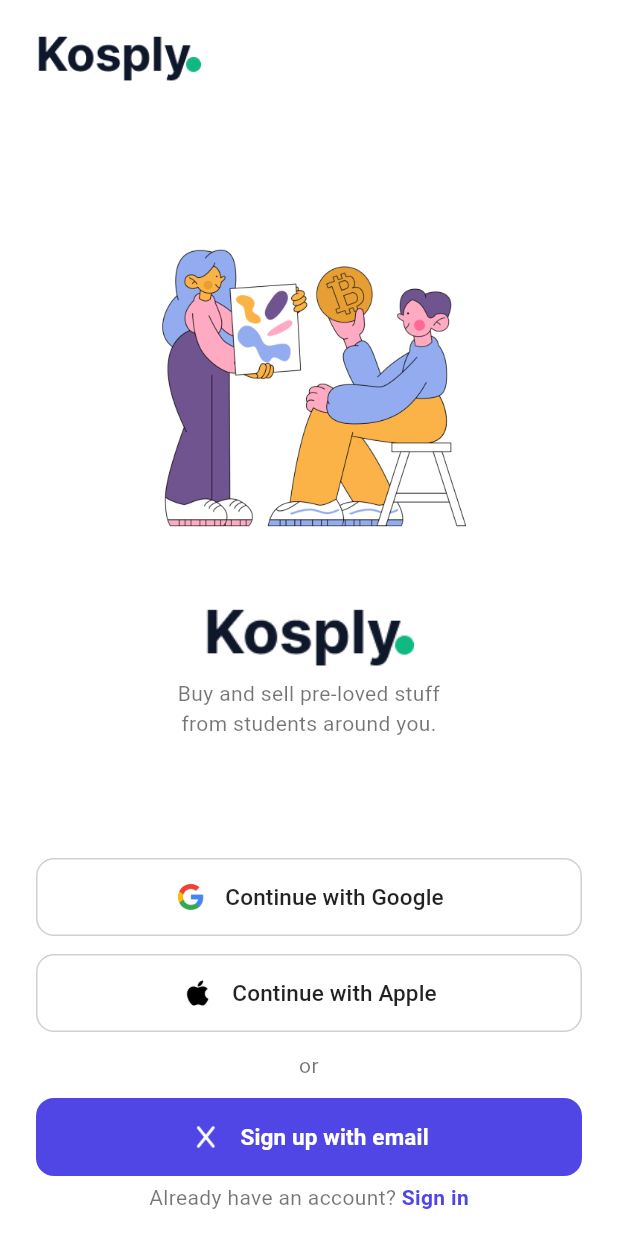
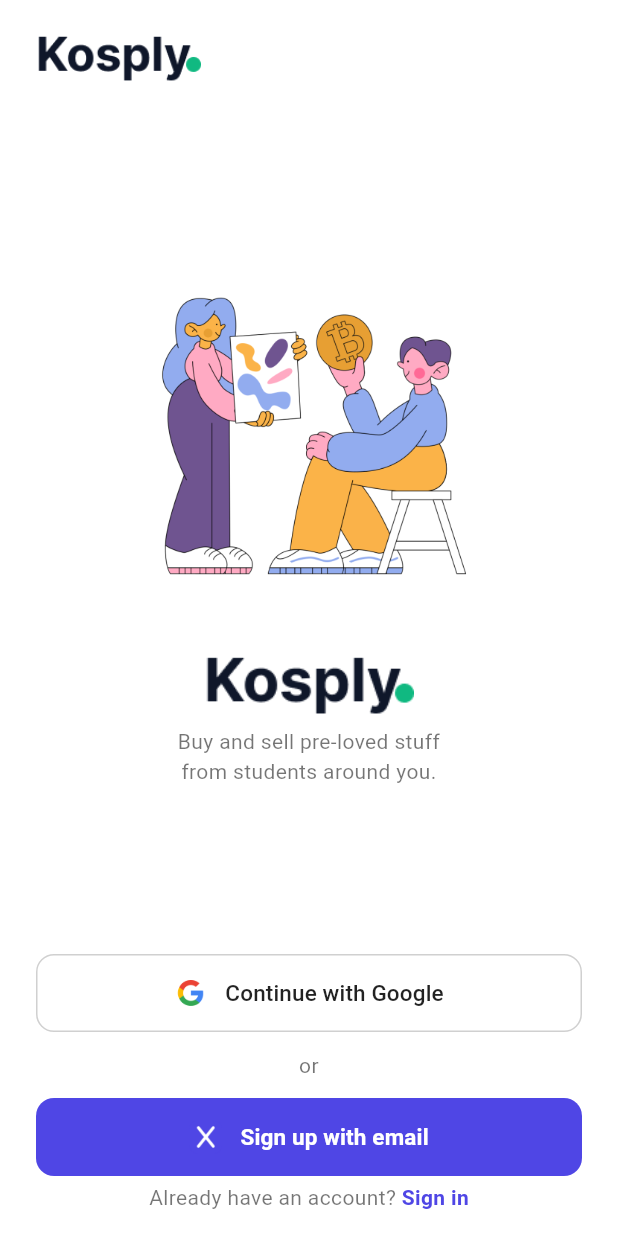
Before and after one commit to Kosply/Kosply-mobile, a Flutter app: the screen it shows after launch, on a phone screen of 412 x 824 dp. Run offline on Flutter 3.47's test engine with Material 3 defaults, Android fonts, the phone set to English and light mode, and no system bars; our stand-ins replace flutter_riverpod.

Commit message:
Hide Apple sign-in option on register screen.

```diff
--- a/lib/screens/register_screen.dart
+++ b/lib/screens/register_screen.dart
@@ -116,12 +116,11 @@
                     asset: 'assets/images/google.png',
                     onTap: () => _openHome(context),
                   ),
-                  const SizedBox(height: 12),
-                  SocialSignInButton(
-                    label: 'Continue with Apple',
-                    asset: 'assets/images/apple.png',
-                    onTap: () => _openHome(context),
-                  ),
+                  // SocialSignInButton(
+                  //   label: 'Continue with Apple',
+                  //   asset: 'assets/images/apple.png',
+                  //   onTap: () => _openHome(context),
+                  // ),
                   const SizedBox(height: 12),
                   const Text(
                     'or',
```
